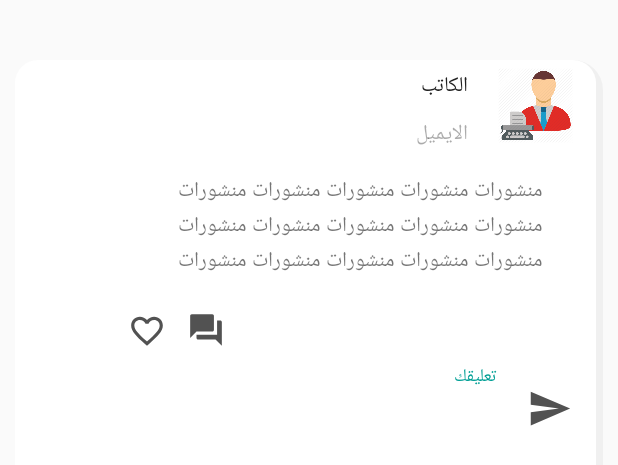
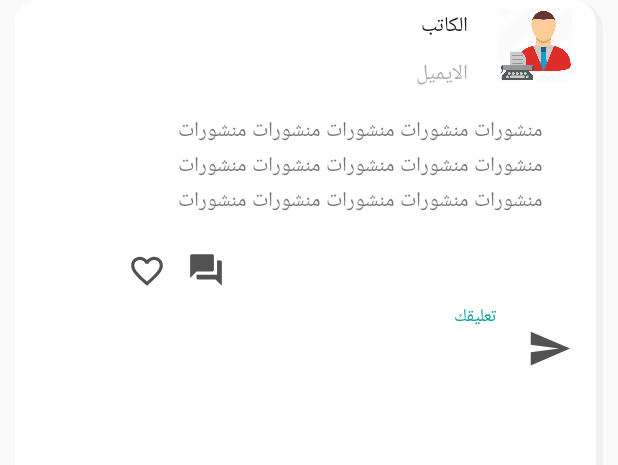
Before and after one commit to SeyfGoumeida/APPCoronaWatch, an Android app: the layout rv_home_article.xml on its own in the app's theme, with its tools: preview values and no code run, on a phone screen of 412 x 824 dp. Shown: the top 465 px of the screen. Run offline under Robolectric (Android 15) with nearby library versions, the phone set to English and light mode, and no system bars; plain views replace ReadMoreTextView; network calls fail.

Commit message:
[ADD] Articles Cards Design

```diff
--- a/app/src/main/res/layout/rv_home_article.xml
+++ b/app/src/main/res/layout/rv_home_article.xml
@@ -5,11 +5,11 @@
     android:layout_width="match_parent"
     android:layout_height="wrap_content"
     android:layout_marginLeft="10dp"
-    android:layout_marginTop="40dp"
     android:layout_marginRight="10dp"
-    android:padding="5dp"
+    android:layout_marginBottom="30dp"
     android:background="@drawable/border_shadow"
-    android:orientation="vertical">
+    android:orientation="vertical"
+    android:padding="5dp">
 
     <LinearLayout
         android:layout_width="306dp"
@@ -174,8 +174,8 @@
 
     <androidx.recyclerview.widget.RecyclerView
         android:id="@+id/comments_recyclerView"
-        android:layout_width="306dp"
-        android:layout_height="111dp"
+        android:layout_width="305dp"
+        android:layout_height="50dp"
         android:layout_marginBottom="16dp"
         android:visibility="visible"
         app:layout_constraintBottom_toBottomOf="parent"
```
